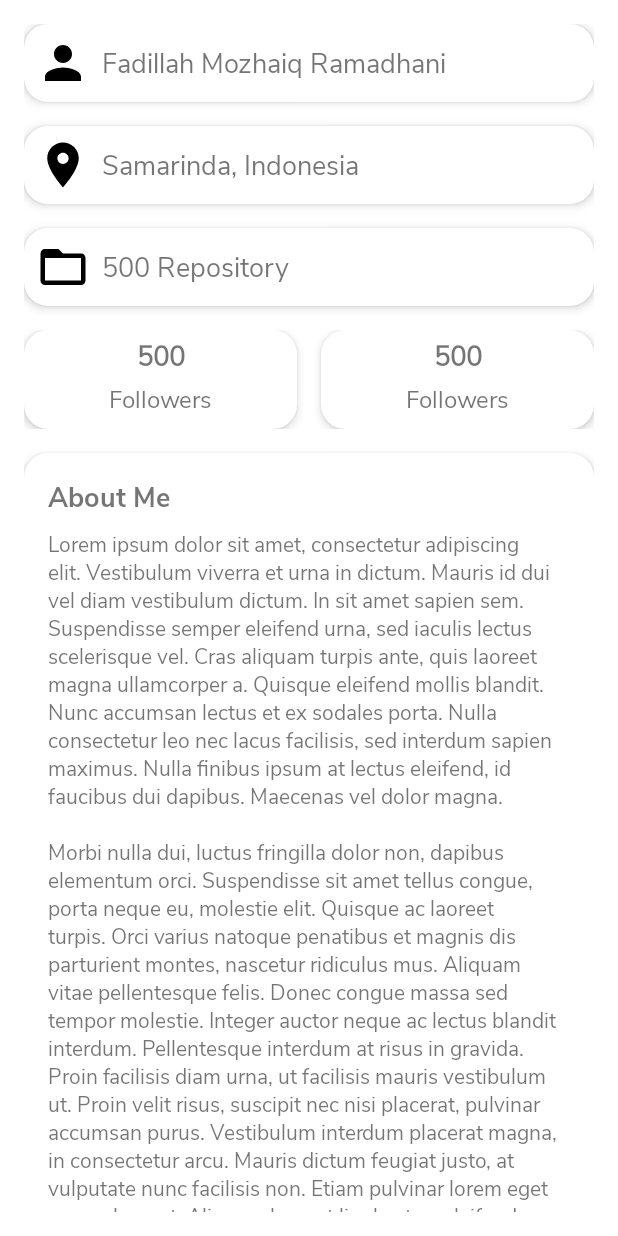
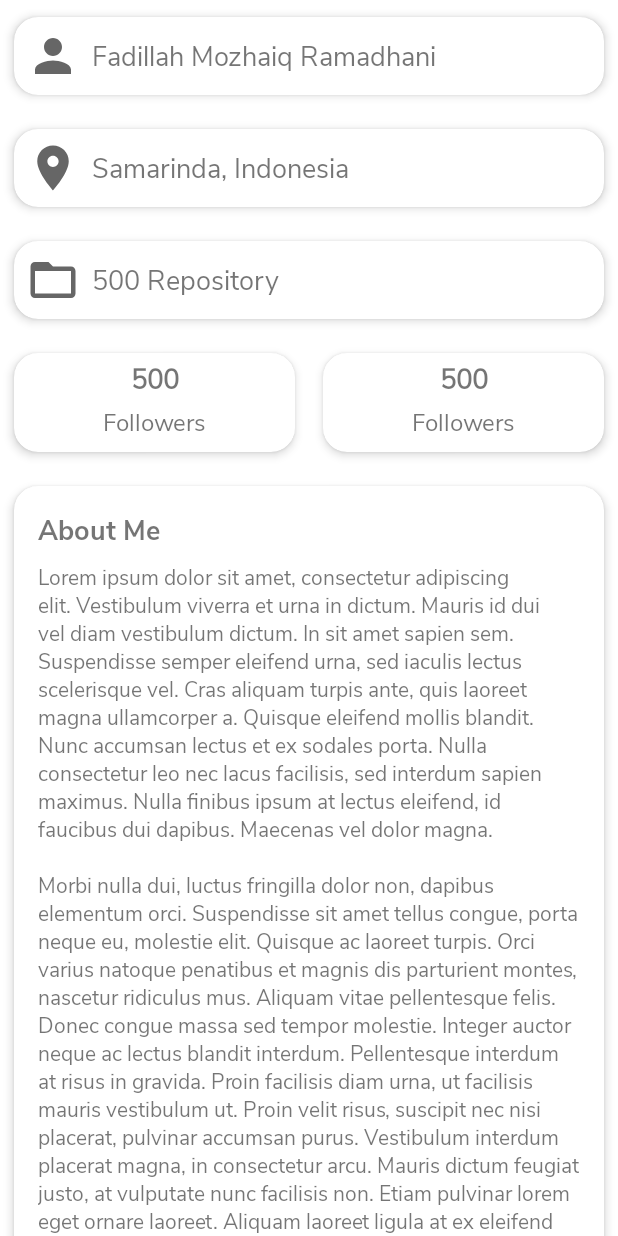
Before and after one commit to FadillahMozhaiq/Submission-Android-Fundamental, an Android app: the layout content_detail.xml on its own in the app's theme, with its tools: preview values and no code run, on a phone screen of 412 x 824 dp. Run offline under Robolectric (Android 15) with nearby library versions, the phone set to English and light mode, and no system bars.

Commit message:
Fix Card View Shadow

```diff
--- a/app/src/main/java/id/fadillah/fundamentalsubmission/ui/activity/detail/DetailActivity.kt
+++ b/app/src/main/java/id/fadillah/fundamentalsubmission/ui/activity/detail/DetailActivity.kt
@@ -25,4 +25,14 @@ class DetailActivity : AppCompatActivity() {
                 .setAction("Action", null).show()
         }
     }
+
+    override fun onBackPressed() {
+        super.onBackPressed()
+        finish()
+    }
+
+    override fun onSupportNavigateUp(): Boolean {
+        onBackPressed()
+        return super.onSupportNavigateUp()
+    }
 }
--- a/app/src/main/java/id/fadillah/fundamentalsubmission/ui/activity/main/MainActivity.kt
+++ b/app/src/main/java/id/fadillah/fundamentalsubmission/ui/activity/main/MainActivity.kt
@@ -14,5 +14,9 @@ class MainActivity : AppCompatActivity() {
         super.onCreate(savedInstanceState)
         binding = ActivityMainBinding.inflate(layoutInflater)
         setContentView(binding.root)
+
+        binding.tvHello.setOnClickListener {
+            startActivity(Intent(this, DetailActivity::class.java))
+        }
     }
 }
--- a/app/src/main/res/drawable/ic_baseline_person.xml
+++ b/app/src/main/res/drawable/ic_baseline_person.xml
@@ -1,5 +1,10 @@
-<vector android:height="24dp" android:tint="#FFFFFF"
-    android:viewportHeight="24" android:viewportWidth="24"
-    android:width="24dp" xmlns:android="http://schemas.android.com/apk/res/android">
-    <path android:fillColor="@android:color/white" android:pathData="M12,12c2.21,0 4,-1.79 4,-4s-1.79,-4 -4,-4 -4,1.79 -4,4 1.79,4 4,4zM12,14c-2.67,0 -8,1.34 -8,4v2h16v-2c0,-2.66 -5.33,-4 -8,-4z"/>
+<vector xmlns:android="http://schemas.android.com/apk/res/android"
+    android:width="24dp"
+    android:height="24dp"
+    android:viewportWidth="24"
+    android:viewportHeight="24"
+    android:tint="?attr/colorControlNormal">
+  <path
+      android:fillColor="@android:color/white"
+      android:pathData="M12,12c2.21,0 4,-1.79 4,-4s-1.79,-4 -4,-4 -4,1.79 -4,4 1.79,4 4,4zM12,14c-2.67,0 -8,1.34 -8,4v2h16v-2c0,-2.66 -5.33,-4 -8,-4z"/>
 </vector>
--- a/app/src/main/res/layout/content_detail.xml
+++ b/app/src/main/res/layout/content_detail.xml
@@ -4,7 +4,6 @@
     android:layout_width="match_parent"
     android:layout_height="match_parent"
     xmlns:tools="http://schemas.android.com/tools"
-    android:padding="@dimen/size_16"
     app:layout_behavior="@string/appbar_scrolling_view_behavior">
 
     <androidx.cardview.widget.CardView
@@ -12,6 +11,7 @@
         android:layout_width="match_parent"
         android:layout_height="wrap_content"
         app:cardElevation="4dp"
+        app:cardUseCompatPadding="true"
         app:cardCornerRadius="@dimen/size_16"
         app:layout_constraintTop_toTopOf="parent"
         app:layout_constraintStart_toStartOf="parent"
@@ -30,7 +30,6 @@
                 app:layout_constraintStart_toStartOf="parent"
                 app:layout_constraintTop_toTopOf="parent"
                 app:layout_constraintBottom_toBottomOf="parent"
-                app:tint="@color/black"
                 tools:ignore="ContentDescription" />
 
             <TextView
@@ -47,6 +46,7 @@
                 tools:text="@string/my_name" />
 
         </androidx.constraintlayout.widget.ConstraintLayout>
+
     </androidx.cardview.widget.CardView>
 
     <androidx.cardview.widget.CardView
@@ -54,8 +54,8 @@
         android:layout_width="match_parent"
         android:layout_height="wrap_content"
         app:cardElevation="4dp"
+        app:cardUseCompatPadding="true"
         app:cardCornerRadius="@dimen/size_16"
-        android:layout_marginTop="@dimen/size_16"
         app:layout_constraintTop_toBottomOf="@+id/cv_username"
         app:layout_constraintStart_toStartOf="parent"
         app:layout_constraintEnd_toEndOf="parent">
@@ -73,7 +73,6 @@
                 app:layout_constraintStart_toStartOf="parent"
                 app:layout_constraintTop_toTopOf="parent"
                 app:layout_constraintBottom_toBottomOf="parent"
-                app:tint="@color/black"
                 tools:ignore="ContentDescription" />
 
             <TextView
@@ -90,6 +89,7 @@
                 tools:text="Samarinda, Indonesia" />
 
         </androidx.constraintlayout.widget.ConstraintLayout>
+
     </androidx.cardview.widget.CardView>
 
     <androidx.cardview.widget.CardView
@@ -97,8 +97,8 @@
         android:layout_width="match_parent"
         android:layout_height="wrap_content"
         app:cardElevation="4dp"
+        app:cardUseCompatPadding="true"
         app:cardCornerRadius="@dimen/size_16"
-        android:layout_marginTop="@dimen/size_16"
         app:layout_constraintTop_toBottomOf="@+id/cv_location"
         app:layout_constraintStart_toStartOf="parent"
         app:layout_constraintEnd_toEndOf="parent">
@@ -116,7 +116,6 @@
                 app:layout_constraintStart_toStartOf="parent"
                 app:layout_constraintTop_toTopOf="parent"
                 app:layout_constraintBottom_toBottomOf="parent"
-                app:tint="@color/black"
                 tools:ignore="ContentDescription" />
 
             <TextView
@@ -133,6 +132,7 @@
                 tools:text="500 Repository" />
 
         </androidx.constraintlayout.widget.ConstraintLayout>
+
     </androidx.cardview.widget.CardView>
 
     <LinearLayout
@@ -140,7 +140,6 @@
         android:layout_width="match_parent"
         android:layout_height="wrap_content"
         android:orientation="horizontal"
-        android:layout_marginTop="@dimen/size_16"
         app:layout_constraintTop_toBottomOf="@+id/cv_repository"
         app:layout_constraintStart_toStartOf="parent"
         app:layout_constraintEnd_toEndOf="parent" >
@@ -150,8 +149,8 @@
             android:layout_height="wrap_content"
             app:cardElevation="4dp"
             android:layout_weight="1"
-            app:cardCornerRadius="@dimen/size_16"
-            android:layout_marginEnd="@dimen/size_8">
+            app:cardUseCompatPadding="true"
+            app:cardCornerRadius="@dimen/size_16">
 
             <androidx.constraintlayout.widget.ConstraintLayout
                 android:layout_width="match_parent"
@@ -187,16 +186,16 @@
                     android:text="Followers" />
 
             </androidx.constraintlayout.widget.ConstraintLayout>
+
         </androidx.cardview.widget.CardView>
-
 
         <androidx.cardview.widget.CardView
             android:layout_width="match_parent"
             android:layout_height="wrap_content"
             app:cardElevation="4dp"
             app:cardCornerRadius="@dimen/size_16"
-            android:layout_weight="1"
-            android:layout_marginStart="@dimen/size_8">
+            app:cardUseCompatPadding="true"
+            android:layout_weight="1">
 
             <androidx.constraintlayout.widget.ConstraintLayout
                 android:layout_width="match_parent"
@@ -240,7 +239,7 @@
         android:layout_height="wrap_content"
         app:cardElevation="4dp"
         app:cardCornerRadius="@dimen/size_16"
-        android:layout_marginTop="@dimen/size_16"
+        app:cardUseCompatPadding="true"
         app:layout_constraintTop_toBottomOf="@+id/cv_follow"
         app:layout_constraintStart_toStartOf="parent"
         app:layout_constraintEnd_toEndOf="parent">
@@ -266,6 +265,7 @@
                 android:fontFamily="@font/regular"
                 android:text="@string/long_lorem" />
         </LinearLayout>
+
     </androidx.cardview.widget.CardView>
 
 </androidx.constraintlayout.widget.ConstraintLayout>
--- a/app/src/main/res/layout/content_main.xml
+++ b/app/src/main/res/layout/content_main.xml
@@ -41,6 +41,12 @@
             <include layout="@layout/item_user_shimmer" />
 
             <include layout="@layout/item_user_shimmer" />
+
+            <include layout="@layout/item_user_shimmer" />
+
+            <include layout="@layout/item_user_shimmer" />
+
+            <include layout="@layout/item_user_shimmer" />
         </LinearLayout>
 
     </com.facebook.shimmer.ShimmerFrameLayout>
```
